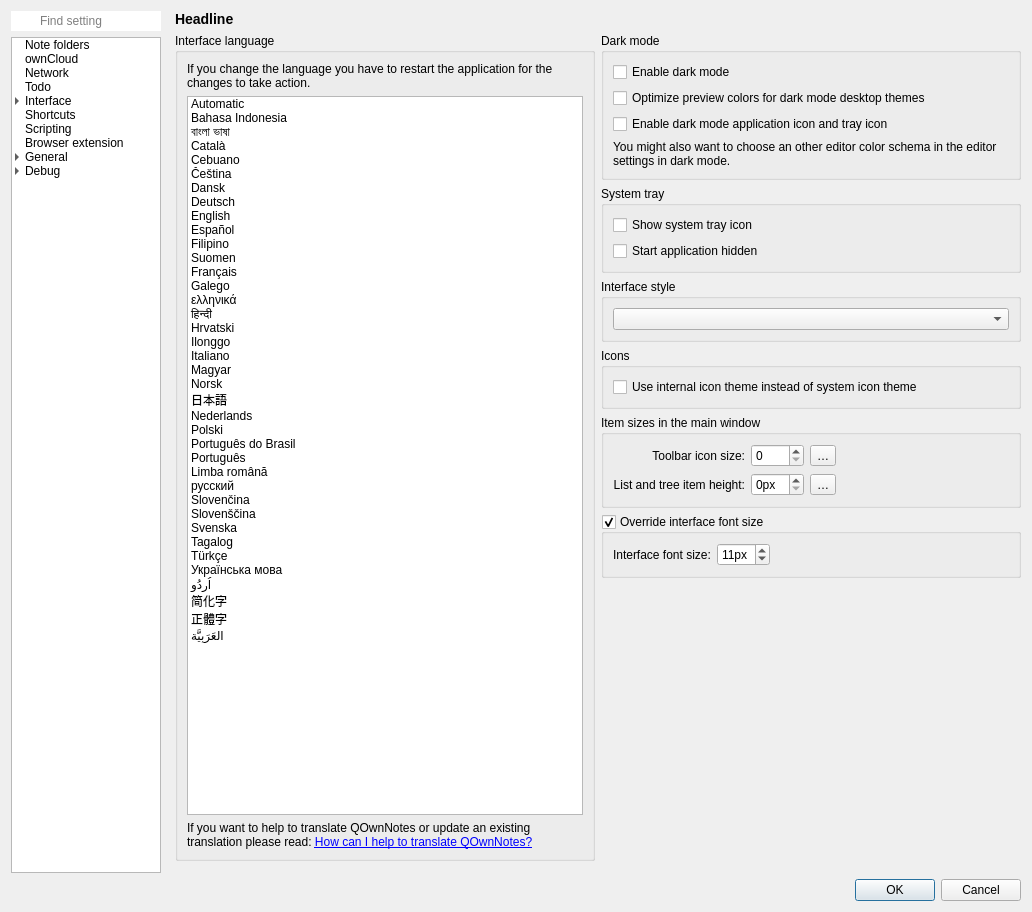
First picture: the form in src/dialogs/settingsdialog.ui, repository pbek/QOwnNotes, before the edit.
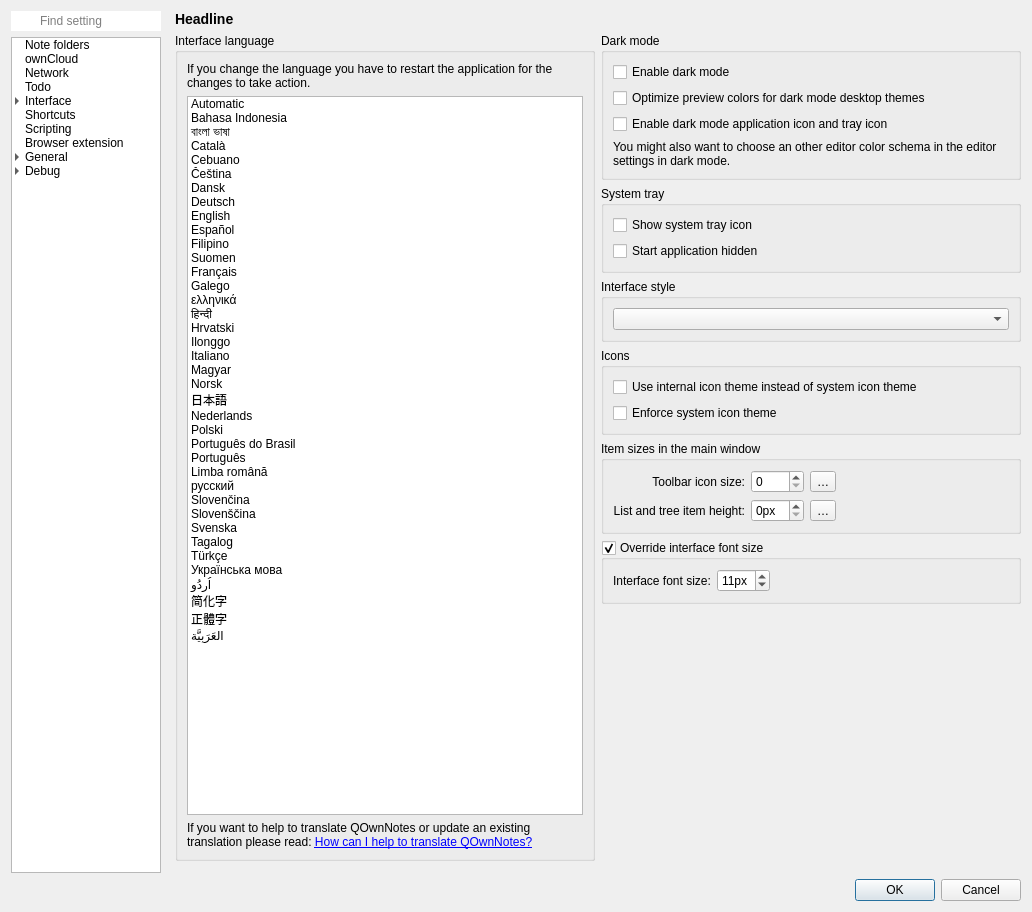
Second picture: the form after the edit. Icons and pictures are not drawn. Custom widgets are drawn as their Qt base class.

Commit message: #1177, new icon setting and fixes

The edit to the form file:
```diff
--- a/src/dialogs/settingsdialog.ui
+++ b/src/dialogs/settingsdialog.ui
@@ -2531,6 +2531,16 @@
                        </property>
                       </widget>
                      </item>
+                     <item row="1" column="0">
+                      <widget class="QCheckBox" name="systemIconThemeCheckBox">
+                       <property name="toolTip">
+                        <string>You need to restart the application to let this setting take effect</string>
+                       </property>
+                       <property name="text">
+                        <string>Enforce system icon theme</string>
+                       </property>
+                      </widget>
+                     </item>
                     </layout>
                    </widget>
                   </item>
```
Left out of the diff: 6 changed lines with no effect on the pictures. The commit also changes 43 other files.
